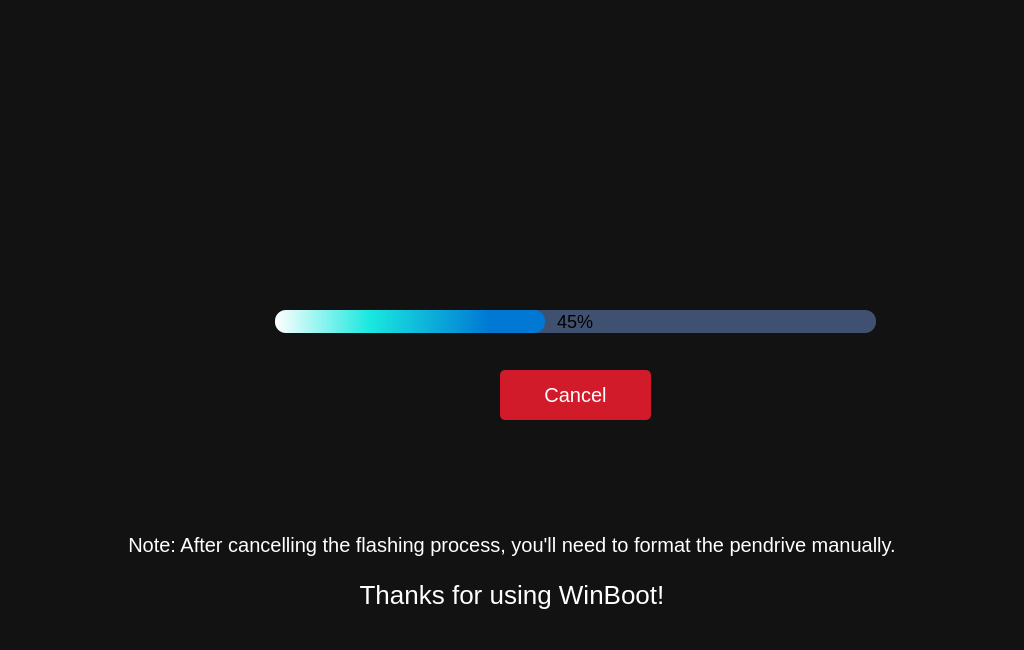
This is ui/flash_screen.ui in JaiNaman-1419/WinBoot as Qt 5 draws it before an edit. The edited form follows.
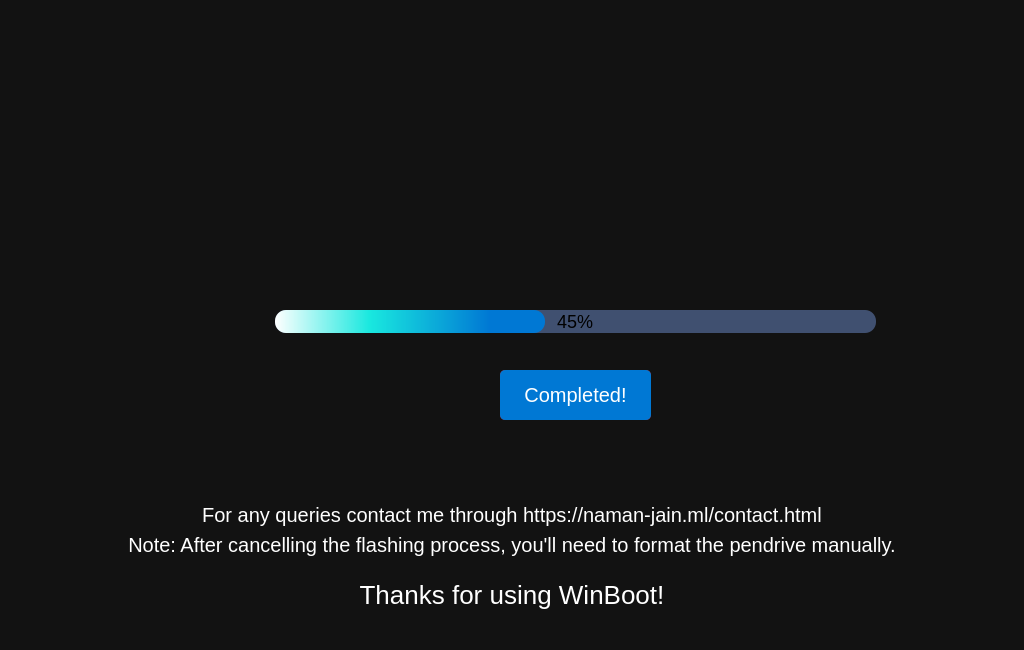
This is the edited form. Icons and pictures are not drawn.

Commit message: Added Completed Button and query label.

```diff
--- a/ui/flash_screen.ui
+++ b/ui/flash_screen.ui
@@ -2,6 +2,9 @@
 <ui version="4.0">
  <class>flash_dialog</class>
  <widget class="QDialog" name="flash_dialog">
+  <property name="enabled">
+   <bool>true</bool>
+  </property>
   <property name="geometry">
    <rect>
     <x>0</x>
@@ -294,6 +297,111 @@
     <set>Qt::NoTextInteraction</set>
    </property>
   </widget>
+  <widget class="QLabel" name="query_label">
+   <property name="geometry">
+    <rect>
+     <x>0</x>
+     <y>500</y>
+     <width>1024</width>
+     <height>30</height>
+    </rect>
+   </property>
+   <property name="minimumSize">
+    <size>
+     <width>1024</width>
+     <height>30</height>
+    </size>
+   </property>
+   <property name="maximumSize">
+    <size>
+     <width>1024</width>
+     <height>30</height>
+    </size>
+   </property>
+   <property name="cursor">
+    <cursorShape>IBeamCursor</cursorShape>
+   </property>
+   <property name="styleSheet">
+    <string notr="true">QLabel{
+	color: #FFFFFF;
+	font-size: 20px;
+	selection-color: rgb(255, 255, 255);
+	selection-background-color: rgb(0, 120, 212);
+}</string>
+   </property>
+   <property name="text">
+    <string>For any queries contact me through https://naman-jain.ml/contact.html</string>
+   </property>
+   <property name="scaledContents">
+    <bool>false</bool>
+   </property>
+   <property name="alignment">
+    <set>Qt::AlignCenter</set>
+   </property>
+   <property name="wordWrap">
+    <bool>true</bool>
+   </property>
+   <property name="openExternalLinks">
+    <bool>true</bool>
+   </property>
+   <property name="textInteractionFlags">
+    <set>Qt::TextSelectableByKeyboard|Qt::TextSelectableByMouse</set>
+   </property>
+  </widget>
+  <widget class="QPushButton" name="completed_button">
+   <property name="enabled">
+    <bool>false</bool>
+   </property>
+   <property name="geometry">
+    <rect>
+     <x>500</x>
+     <y>370</y>
+     <width>151</width>
+     <height>50</height>
+    </rect>
+   </property>
+   <property name="minimumSize">
+    <size>
+     <width>151</width>
+     <height>50</height>
+    </size>
+   </property>
+   <property name="maximumSize">
+    <size>
+     <width>151</width>
+     <height>50</height>
+    </size>
+   </property>
+   <property name="cursor">
+    <cursorShape>PointingHandCursor</cursorShape>
+   </property>
+   <property name="styleSheet">
+    <string notr="true">QPushButton{
+	color: #FFFFFF;
+	font-size: 20px;
+	border-radius: 5px;
+	background-color: rgb(0, 120, 212);
+}
+
+QPushButton:hover{
+	background-color: rgb(1, 93, 163);
+}
+
+QPushButton:pressed{
+	background-color: rgb(0, 144, 255);
+}</string>
+   </property>
+   <property name="text">
+    <string>Completed!</string>
+   </property>
+   <property name="icon">
+    <iconset theme="ok">
+     <normaloff>.</normaloff>.</iconset>
+   </property>
+   <property name="checked">
+    <bool>false</bool>
+   </property>
+  </widget>
  </widget>
  <resources/>
  <connections/>
```
